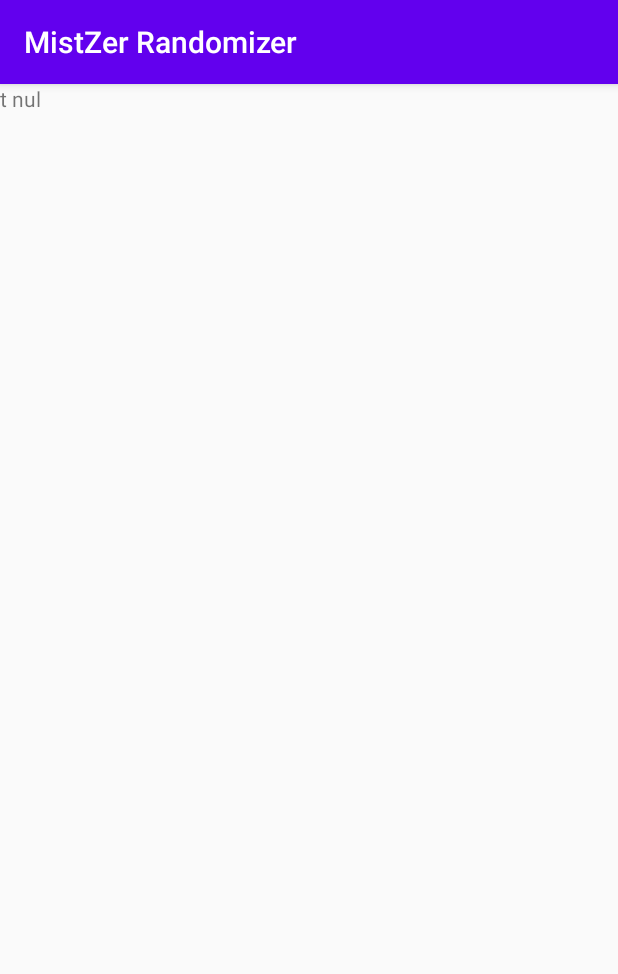
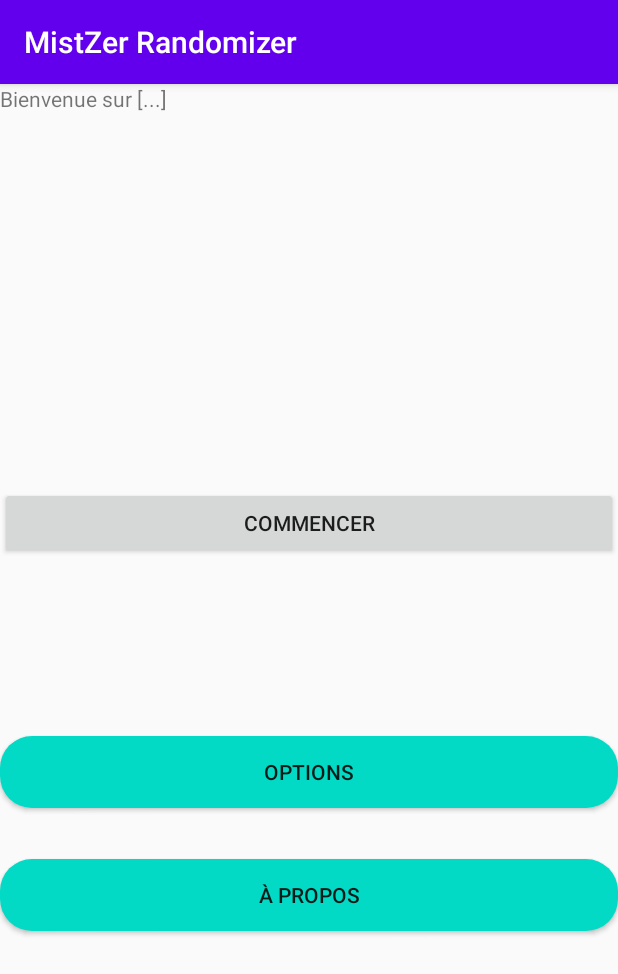
Before and after one commit to LuxemTheFez/MistZer_Randomizer, an Android app: the screen it shows after launch (MainActivity), on a phone screen of 412 x 824 dp. Shown: the top 974 px of the screen. Run offline under Robolectric (Android 15) with nearby library versions, the phone set to English and light mode, and no system bars.

Commit message:
Vue accueil

```diff
--- /dev/null
+++ b/app/src/main/res/drawable/rounded_button.xml
@@ -0,0 +1,5 @@
+<?xml version="1.0" encoding="utf-8"?>
+<shape xmlns:android="http://schemas.android.com/apk/res/android" android:shape="rectangle">
+    <solid android:color="@color/colorAccent"/>
+    <corners android:radius="21dp"/>
+</shape>
--- a/app/src/main/res/layout/activity_main.xml
+++ b/app/src/main/res/layout/activity_main.xml
@@ -4,12 +4,46 @@
     xmlns:tools="http://schemas.android.com/tools"
     android:layout_width="match_parent"
     android:layout_height="match_parent"
-    tools:context=".activity.MainActivity">
+    android:orientation="vertical"
+    tools:context=".activity.MainActivity" >
 
     <TextView
-        android:id="@+id/textView"
-        android:layout_width="wrap_content"
+        android:id="@+id/home_title"
+        android:layout_width="match_parent"
+        android:layout_height="139dp"
+        android:text="@string/home_title" />
+
+    <Space
+        android:layout_width="match_parent"
+        android:layout_height="129dp" />
+
+    <Button
+        android:id="@+id/start_button"
+        android:layout_width="match_parent"
         android:layout_height="wrap_content"
-        android:layout_weight="1"
-        android:text="t nul" />
+        android:text="@string/start_button" />
+
+    <Space
+        android:layout_width="match_parent"
+        android:layout_height="118dp" />
+
+    <Button
+        android:id="@+id/options_button"
+        android:layout_width="match_parent"
+        android:layout_height="wrap_content"
+        android:text="@string/options_button"
+        android:background="@drawable/rounded_button"
+        />
+
+    <Space
+        android:layout_width="match_parent"
+        android:layout_height="34dp" />
+
+    <Button
+        android:id="@+id/about_button"
+        android:layout_width="match_parent"
+        android:layout_height="wrap_content"
+        android:text="@string/about_button"
+        android:background="@drawable/rounded_button" />
+
 </LinearLayout>
--- a/app/src/main/res/values/strings.xml
+++ b/app/src/main/res/values/strings.xml
@@ -1,3 +1,7 @@
 <resources>
     <string name="app_name">MistZer Randomizer</string>
+    <string name="home_title">Bienvenue sur [...]</string>
+    <string name="start_button">Commencer</string>
+    <string name="about_button">À propos</string>
+    <string name="options_button">Options</string>
 </resources>
```
